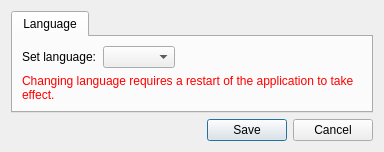
Old version of the form gui/settingsdialog.ui in the repository Soerboe/Urim.
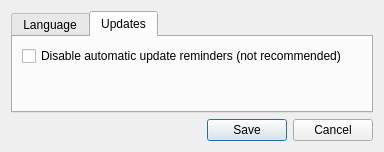
New version of the form. The open tabs and pages were chosen to show the change.

Commit message: Adds updates reminder, auto and manual

What changed in the file:
```diff
--- a/gui/settingsdialog.ui
+++ b/gui/settingsdialog.ui
@@ -85,6 +85,33 @@
        </item>
       </layout>
      </widget>
+     <widget class="QWidget" name="updatesTab">
+      <attribute name="title">
+       <string>Updates</string>
+      </attribute>
+      <layout class="QVBoxLayout" name="verticalLayout_3">
+       <item>
+        <widget class="QCheckBox" name="disableAutoUpdates">
+         <property name="text">
+          <string>Disable automatic update reminders (not recommended)</string>
+         </property>
+        </widget>
+       </item>
+       <item>
+        <spacer name="verticalSpacer_2">
+         <property name="orientation">
+          <enum>Qt::Vertical</enum>
+         </property>
+         <property name="sizeHint" stdset="0">
+          <size>
+           <width>20</width>
+           <height>40</height>
+          </size>
+         </property>
+        </spacer>
+       </item>
+      </layout>
+     </widget>
     </widget>
    </item>
    <item>
```
The commit also changes 15 other files.
